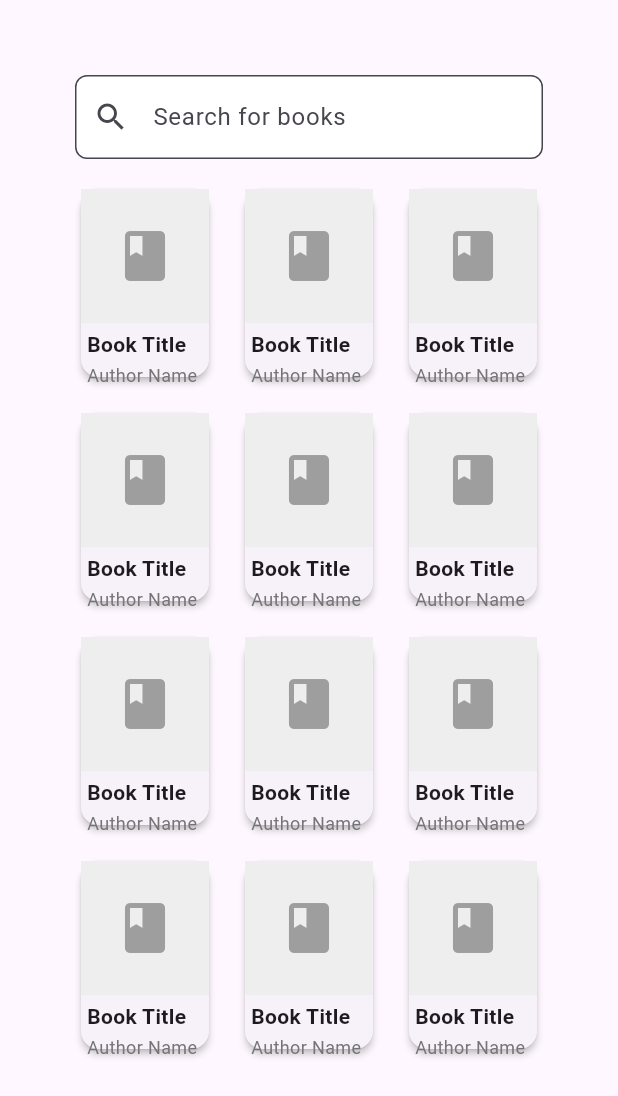
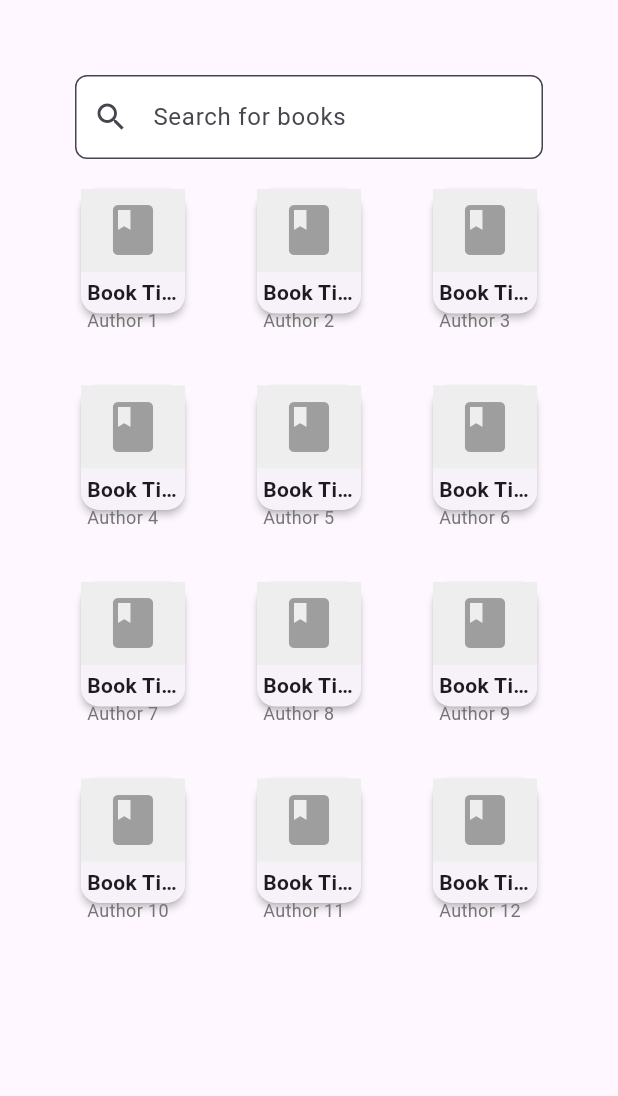
Before and after one commit to blaz10/tina_assistant, a Flutter app: the screen it shows after launch, on a phone screen of 412 x 824 dp. Shown: the top 1096 px of the screen. Run offline on Flutter 3.47's test engine with Material 3 defaults, Android fonts, the phone set to English and light mode, and no system bars.

Commit message:
set up Provider state management

```diff
--- a/lib/constants/app_constants.dart
+++ b/lib/constants/app_constants.dart
@@ -4,8 +4,8 @@ class AppConstants {
 
   // Grid constants
   static const int gridCrossAxisCount = 3;
-  static const double gridChildAspectRatio = 0.7;
-  static const double gridSpacing = 16.0;
+  static const double gridChildAspectRatio = 0.85;
+  static const double gridSpacing = 40.0;
 
   // Padding constants
   static const double defaultPadding = 50.0;
--- /dev/null
+++ b/lib/models/book.dart
@@ -0,0 +1,22 @@
+class Book {
+  final String id;
+  final String title;
+  final String author;
+  final String? coverUrl;
+
+  Book({
+    required this.id,
+    required this.title,
+    required this.author,
+    this.coverUrl,
+  });
+
+  factory Book.fromJson(Map<String, dynamic> json) {
+    return Book(
+      id: json['id'] as String,
+      title: json['title'] as String,
+      author: json['author'] as String,
+      coverUrl: json['coverUrl'] as String?,
+    );
+  }
+}
--- /dev/null
+++ b/lib/providers/book_provider.dart
@@ -0,0 +1,42 @@
+import 'package:flutter/material.dart';
+import '../models/book.dart';
+
+class BookProvider extends ChangeNotifier {
+  List<Book> _books = [];
+  String _searchQuery = '';
+  bool _isLoading = false;
+
+  List<Book> get books => _books;
+  String get searchQuery => _searchQuery;
+  bool get isLoading => _isLoading;
+
+  void setSearchQuery(String query) {
+    _searchQuery = query;
+    searchBooks();
+  }
+
+  Future<void> searchBooks() async {
+    _isLoading = true;
+    notifyListeners();
+
+    try {
+      // TODO: Implement actual API call
+      await Future.delayed(const Duration(seconds: 1)); // Simulate API call
+      _books = List.generate(
+        12,
+        (index) => Book(
+          id: 'book_$index',
+          title: 'Book Title ${index + 1}',
+          author: 'Author ${index + 1}',
+          coverUrl: null,
+        ),
+      );
+    } catch (e) {
+      _books = [];
+      debugPrint('Error searching books: $e');
+    } finally {
+      _isLoading = false;
+      notifyListeners();
+    }
+  }
+}
--- a/lib/screens/home_page.dart
+++ b/lib/screens/home_page.dart
@@ -1,5 +1,7 @@
 import 'package:flutter/material.dart';
+import 'package:provider/provider.dart';
 import '../constants/app_constants.dart';
+import '../providers/book_provider.dart';
 import '../widgets/book_grid.dart';
 
 class HomePage extends StatelessWidget {
@@ -18,7 +20,7 @@ class HomePage extends StatelessWidget {
                 prefixIcon: const Icon(Icons.search),
               ),
               onChanged: (value) {
-                // TODO: Implement search functionality
+                context.read<BookProvider>().setSearchQuery(value);
               },
             ),
             const SizedBox(height: AppConstants.mediumPadding),
--- a/lib/widgets/book_card.dart
+++ b/lib/widgets/book_card.dart
@@ -1,16 +1,13 @@
 import 'package:flutter/material.dart';
 import '../constants/app_constants.dart';
+import '../models/book.dart';
 
 class BookCard extends StatelessWidget {
-  final String? title;
-  final String? author;
-  final String? coverUrl;
+  final Book book;
 
   const BookCard({
     super.key,
-    this.title,
-    this.author,
-    this.coverUrl,
+    required this.book,
   });
 
   @override
@@ -21,11 +18,11 @@ class BookCard extends StatelessWidget {
         crossAxisAlignment: CrossAxisAlignment.start,
         children: [
           Expanded(
-            flex: 5,
+            flex: 6,
             child: _buildCoverImage(),
           ),
           Expanded(
-            flex: 2,
+            flex: 3,
             child: _buildBookInfo(),
           ),
         ],
@@ -34,9 +31,9 @@ class BookCard extends StatelessWidget {
   }
 
   Widget _buildCoverImage() {
-    if (coverUrl != null) {
+    if (book.coverUrl != null) {
       return Image.network(
-        coverUrl!,
+        book.coverUrl!,
         width: double.infinity,
         fit: BoxFit.cover,
         errorBuilder: (context, error, stackTrace) => _buildPlaceholder(),
@@ -63,17 +60,16 @@ class BookCard extends StatelessWidget {
         mainAxisSize: MainAxisSize.min,
         children: [
           Text(
-            title ?? 'Book Title',
+            book.title,
             style: const TextStyle(
               fontWeight: FontWeight.bold,
               fontSize: AppConstants.titleFontSize,
             ),
-            maxLines: 2,
+            maxLines: 1,
             overflow: TextOverflow.ellipsis,
           ),
-          const SizedBox(height: 2),
           Text(
-            author ?? 'Author Name',
+            book.author,
             style: TextStyle(
               color: Colors.grey[600],
               fontSize: AppConstants.subtitleFontSize,
--- a/lib/widgets/book_grid.dart
+++ b/lib/widgets/book_grid.dart
@@ -1,5 +1,7 @@
 import 'package:flutter/material.dart';
+import 'package:provider/provider.dart';
 import '../constants/app_constants.dart';
+import '../providers/book_provider.dart';
 import 'book_card.dart';
 
 class BookGrid extends StatelessWidget {
@@ -7,6 +9,18 @@ class BookGrid extends StatelessWidget {
 
   @override
   Widget build(BuildContext context) {
+    return Consumer<BookProvider>(
+      builder: (context, bookProvider, child) {
+        if (bookProvider.isLoading) {
+          return const Center(child: CircularProgressIndicator());
+        }
+
+        if (bookProvider.books.isEmpty) {
+          return const Center(
+            child: Text('No books found'),
+          );
+        }
+
         return GridView.builder(
           gridDelegate: const SliverGridDelegateWithFixedCrossAxisCount(
             crossAxisCount: AppConstants.gridCrossAxisCount,
@@ -14,9 +28,11 @@ class BookGrid extends StatelessWidget {
             crossAxisSpacing: AppConstants.gridSpacing,
             mainAxisSpacing: AppConstants.gridSpacing,
           ),
-      itemCount: 12,
+          itemCount: bookProvider.books.length,
           itemBuilder: (context, index) {
-        return const BookCard();
+            return BookCard(book: bookProvider.books[index]);
+          },
+        );
       },
     );
   }
```
Also changed, not shown: lib/main.dart (+8 -1 lines), pubspec.yaml (+6 -74 lines), pubspec.lock. Lines whose indentation alone changed are shown as unchanged.
